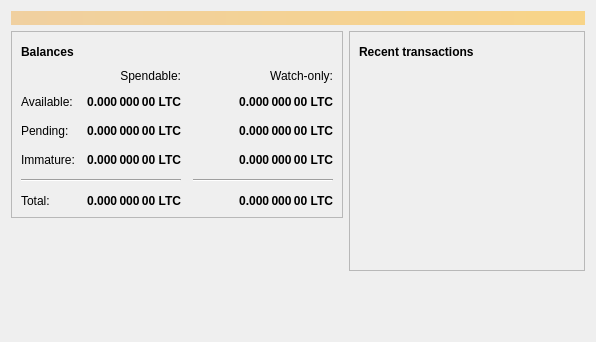
Qt form src/qt/forms/overviewpage.ui (faxtcoin/faxtcoin) before a commit.
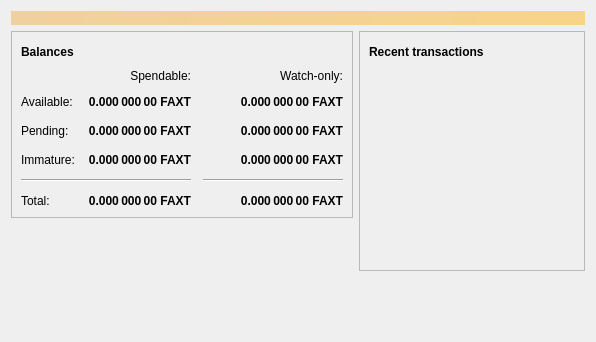
The same form after that commit. Icons and pictures are not drawn.

Commit message: [UPDATE] Changes to match Faxt Coin

The edit to the form file:
```diff
--- a/src/qt/forms/overviewpage.ui
+++ b/src/qt/forms/overviewpage.ui
@@ -129,7 +129,7 @@
                <string>Unconfirmed transactions to watch-only addresses</string>
               </property>
               <property name="text">
-               <string notr="true">0.000 000 00 LTC</string>
+               <string notr="true">0.000 000 00 FAXT</string>
               </property>
               <property name="alignment">
                <set>Qt::AlignRight|Qt::AlignTrailing|Qt::AlignVCenter</set>
@@ -154,7 +154,7 @@
                <string>Total of transactions that have yet to be confirmed, and do not yet count toward the spendable balance</string>
               </property>
               <property name="text">
-               <string notr="true">0.000 000 00 LTC</string>
+               <string notr="true">0.000 000 00 FAXT</string>
               </property>
               <property name="alignment">
                <set>Qt::AlignRight|Qt::AlignTrailing|Qt::AlignVCenter</set>
@@ -179,7 +179,7 @@
                <string>Mined balance in watch-only addresses that has not yet matured</string>
               </property>
               <property name="text">
-               <string notr="true">0.000 000 00 LTC</string>
+               <string notr="true">0.000 000 00 FAXT</string>
               </property>
               <property name="alignment">
                <set>Qt::AlignRight|Qt::AlignTrailing|Qt::AlignVCenter</set>
@@ -237,7 +237,7 @@
                <string>Mined balance that has not yet matured</string>
               </property>
               <property name="text">
-               <string notr="true">0.000 000 00 LTC</string>
+               <string notr="true">0.000 000 00 FAXT</string>
               </property>
               <property name="alignment">
                <set>Qt::AlignRight|Qt::AlignTrailing|Qt::AlignVCenter</set>
@@ -282,7 +282,7 @@
                <string>Your current total balance</string>
               </property>
               <property name="text">
-               <string notr="true">0.000 000 00 LTC</string>
+               <string notr="true">0.000 000 00 FAXT</string>
               </property>
               <property name="alignment">
                <set>Qt::AlignRight|Qt::AlignTrailing|Qt::AlignVCenter</set>
@@ -307,7 +307,7 @@
                <string>Current total balance in watch-only addresses</string>
               </property>
               <property name="text">
-               <string notr="true">0.000 000 00 LTC</string>
+               <string notr="true">0.000 000 00 FAXT</string>
               </property>
               <property name="alignment">
                <set>Qt::AlignRight|Qt::AlignTrailing|Qt::AlignVCenter</set>
@@ -349,7 +349,7 @@
                <string>Your current spendable balance</string>
               </property>
               <property name="text">
-               <string notr="true">0.000 000 00 LTC</string>
+               <string notr="true">0.000 000 00 FAXT</string>
               </property>
               <property name="alignment">
                <set>Qt::AlignRight|Qt::AlignTrailing|Qt::AlignVCenter</set>
@@ -374,7 +374,7 @@
                <string>Your current balance in watch-only addresses</string>
               </property>
               <property name="text">
-               <string notr="true">0.000 000 00 LTC</string>
+               <string notr="true">0.000 000 00 FAXT</string>
               </property>
               <property name="alignment">
                <set>Qt::AlignRight|Qt::AlignTrailing|Qt::AlignVCenter</set>
```
Left out of the diff: 4 changed lines with no effect on the pictures. The commit also changes 336 other files.
